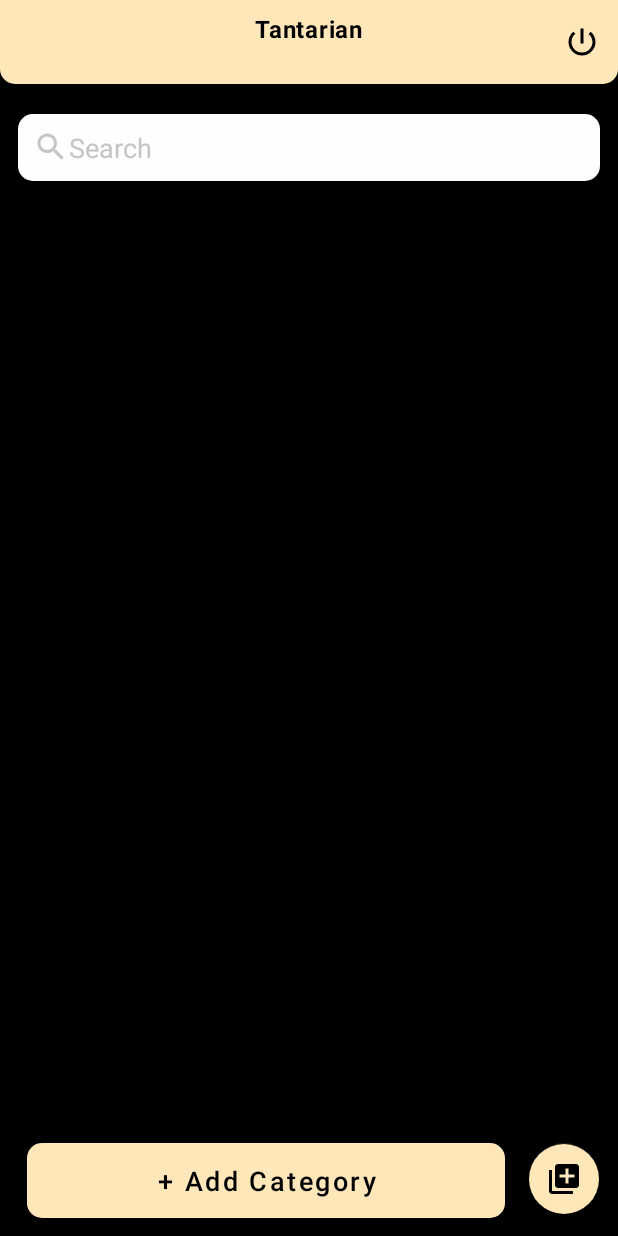
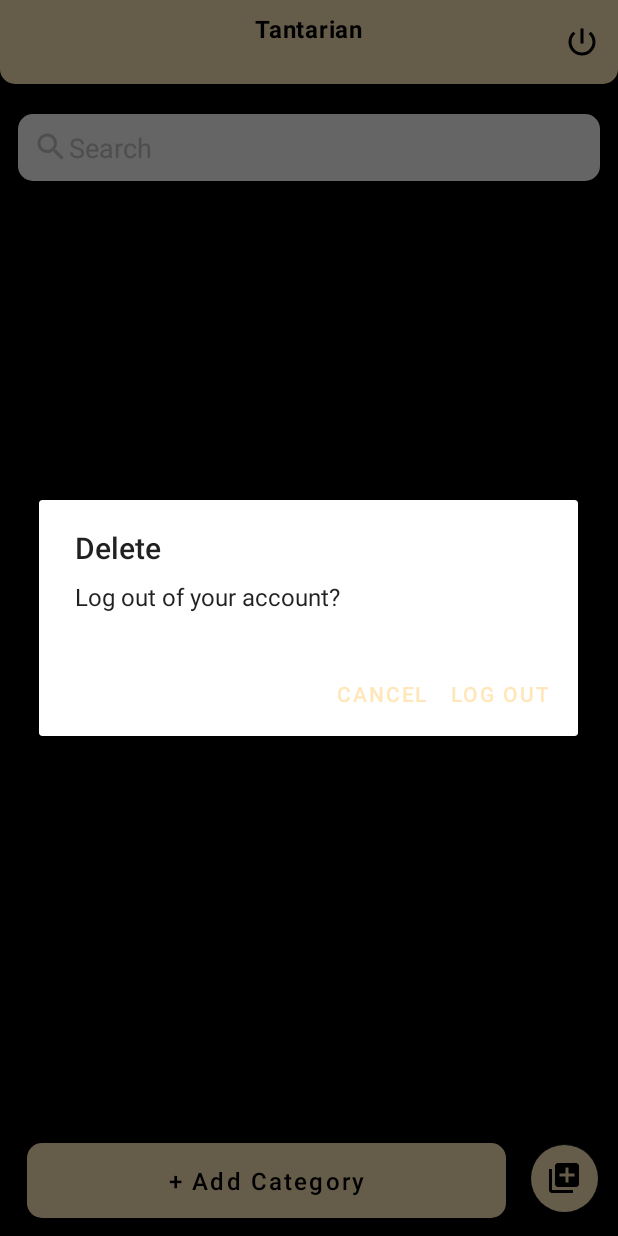
Before and after one commit to soundwanders/tantarian, an Android app: the AdminDashboardActivity screen opened directly, with no data from a screen before it, after a tap on "Tantarian", on a phone screen of 412 x 824 dp. Run offline under Robolectric (Android 15) with nearby library versions, the phone set to English and light mode, and no system bars; our stand-ins replace Firebase (no records; nobody signed in at launch, a user with empty details on screens opened directly).

Commit message:
Theme fixes, improved dialogs and user interactions

```diff
--- a/app/src/main/java/com/soundwanders/tantarian/AdapterCategory.kt
+++ b/app/src/main/java/com/soundwanders/tantarian/AdapterCategory.kt
@@ -60,6 +60,7 @@ class AdapterCategory :RecyclerView.Adapter<AdapterCategory.HolderCategory>, Fil
                 }
                 .show()
         }
+
         holder.itemView.setOnClickListener {
             val intent = Intent(context, PdfListAdminActivity::class.java)
             intent.putExtra("categoryId", id)
--- a/app/src/main/java/com/soundwanders/tantarian/AddCategoryActivity.kt
+++ b/app/src/main/java/com/soundwanders/tantarian/AddCategoryActivity.kt
@@ -1,9 +1,9 @@
 package com.soundwanders.tantarian
 
 import android.app.ProgressDialog
-import androidx.appcompat.app.AppCompatActivity
 import android.os.Bundle
 import android.widget.Toast
+import androidx.appcompat.app.AppCompatActivity
 import com.google.firebase.auth.FirebaseAuth
 import com.google.firebase.database.FirebaseDatabase
 import com.soundwanders.tantarian.databinding.ActivityAddCategoryBinding
@@ -79,7 +79,7 @@ class AddCategoryActivity : AppCompatActivity() {
                     this,
                     "Failed to add category due to ${e.message}",
                     Toast.LENGTH_SHORT
-                ).show()
+                )
             }
     }
 }
--- a/app/src/main/java/com/soundwanders/tantarian/AdminDashboardActivity.kt
+++ b/app/src/main/java/com/soundwanders/tantarian/AdminDashboardActivity.kt
@@ -1,17 +1,19 @@
 package com.soundwanders.tantarian
 
+import android.app.AlertDialog
 import android.content.Intent
-import androidx.appcompat.app.AppCompatActivity
 import android.os.Bundle
 import android.text.Editable
 import android.text.TextWatcher
+import android.widget.Toast
+import androidx.appcompat.app.AppCompatActivity
 import com.google.firebase.auth.FirebaseAuth
 import com.google.firebase.database.DataSnapshot
 import com.google.firebase.database.DatabaseError
 import com.google.firebase.database.FirebaseDatabase
 import com.google.firebase.database.ValueEventListener
 import com.soundwanders.tantarian.databinding.ActivityAdminDashboardBinding
-import java.lang.Exception
+
 
 class AdminDashboardActivity : AppCompatActivity() {
     // view binding
@@ -47,7 +49,18 @@ class AdminDashboardActivity : AppCompatActivity() {
 
         // log out on click
         binding.logoutBtn.setOnClickListener {
-            firebaseAuth.signOut()
+            val builder = AlertDialog.Builder(this)
+            builder.setTitle("Delete")
+                .setMessage("Log out of your account?")
+                .setPositiveButton("Log Out") {a, d ->
+                    firebaseAuth.signOut()
+                    Toast.makeText(this, "Logging out...", Toast.LENGTH_SHORT).show()
+                }
+                .setNegativeButton("Cancel") { a, d ->
+                    a.dismiss()
+                }
+                .show()
+
             checkUser()
         }
 
--- a/app/src/main/java/com/soundwanders/tantarian/MainActivity.kt
+++ b/app/src/main/java/com/soundwanders/tantarian/MainActivity.kt
@@ -3,19 +3,15 @@ package com.soundwanders.tantarian
 import android.content.Intent
 import android.os.Bundle
 import androidx.appcompat.app.AppCompatActivity
-import com.google.firebase.analytics.FirebaseAnalytics
 import com.soundwanders.tantarian.databinding.ActivityMainBinding
-
 
 class MainActivity : AppCompatActivity() {
     private lateinit var binding: ActivityMainBinding
-    // private val mFirebaseAnalytics: FirebaseAnalytics? = null
 
     override fun onCreate(savedInstanceState: Bundle?) {
         super.onCreate(savedInstanceState)
         binding = ActivityMainBinding.inflate(layoutInflater)
-        setContentView(binding.root)
-        // FirebaseAnalytics.getInstance(this);
+        setContentView(binding.root);
 
         // handle button clicks
         binding.loginBtn.setOnClickListener {
--- a/app/src/main/java/com/soundwanders/tantarian/PdfAddActivity.kt
+++ b/app/src/main/java/com/soundwanders/tantarian/PdfAddActivity.kt
@@ -224,7 +224,7 @@ class PdfAddActivity : AppCompatActivity() {
                 Log.d(TAG, "Pdf Selected")
                 pdfUri = result.data!!.data
                 val text = findViewById<TextView>(R.id.attachPdfBtn)
-                text.text = "Pdf Successfully Attached!"
+                text.text = "Pdf Attached Successfully"
             }
             else {
                 Log.d(TAG, "Pdf Deselected")
--- a/app/src/main/java/com/soundwanders/tantarian/PdfEditActivity.kt
+++ b/app/src/main/java/com/soundwanders/tantarian/PdfEditActivity.kt
@@ -201,7 +201,6 @@ class PdfEditActivity : AppCompatActivity() {
                     Log.d(TAG, "onDataChange: Category ID: $id")
                     Log.d(TAG, "onDataChange: Category Title: $category")
                 }
-
             }
 
             override fun onCancelled(error: DatabaseError) {
--- a/app/src/main/java/com/soundwanders/tantarian/TantarianApplication.kt
+++ b/app/src/main/java/com/soundwanders/tantarian/TantarianApplication.kt
@@ -145,7 +145,7 @@ class TantarianApplication:Application() {
             val storageReference = FirebaseStorage.getInstance().getReferenceFromUrl(bookUrl)
             storageReference.delete()
                 .addOnSuccessListener {
-                    Log.d(TAG, "deleteBook: Permanently deleting selected book!")
+                    Log.d(TAG, "deleteBook: Permanently deleting $bookTitle")
                     Log.d(TAG, "deleteBook: Deleting book from Cloud storage")
 
                     val ref = FirebaseDatabase.getInstance().getReference("Books")
@@ -157,7 +157,7 @@ class TantarianApplication:Application() {
                         .addOnSuccessListener {
                             progressDialog.dismiss()
                             Log.d(TAG, "deleteBook: Successfully deleted and removed book from database")
-                            Toast.makeText(context, "Successfully deleted...forever!", Toast.LENGTH_SHORT).show()
+                            Toast.makeText(context, "Successfully deleted $bookTitle", Toast.LENGTH_SHORT).show()
                         }
                         .addOnFailureListener { e ->
                             progressDialog.dismiss()
--- a/app/src/main/res/layout/activity_admin_dashboard.xml
+++ b/app/src/main/res/layout/activity_admin_dashboard.xml
@@ -111,7 +111,7 @@
             android:text="@string/add_category"
             android:textAllCaps="false"
             android:textColor="@color/black"
-            android:textSize="18sp" />
+            android:textSize="16sp" />
 
         <!-- Add Pdf file -->
         <com.google.android.material.floatingactionbutton.FloatingActionButton
@@ -121,7 +121,7 @@
             app:backgroundTint="@null"
             android:backgroundTint="@color/peach_500"
             android:src="@drawable/ic_add_library_white"
-            app:fabCustomSize="48dp"
+            app:fabCustomSize="46dp"
             android:contentDescription="@string/add_pdf" />
     </LinearLayout>
 </RelativeLayout>
--- a/app/src/main/res/layout/activity_main.xml
+++ b/app/src/main/res/layout/activity_main.xml
@@ -14,9 +14,9 @@
         android:layout_width="200dp"
         android:layout_height="200dp"
         android:layout_centerHorizontal="true"
-        android:layout_marginTop="80dp"
+        android:layout_marginTop="180dp"
         android:contentDescription="@string/app_name"
-        android:src="@drawable/logo"/>
+        android:src="@drawable/logo" />
 
     <TextView
         android:layout_width="wrap_content"
--- a/app/src/main/res/values/themes.xml
+++ b/app/src/main/res/values/themes.xml
@@ -5,13 +5,17 @@
         <item name="colorPrimary">@color/peach_500</item>
         <item name="colorPrimaryVariant">@color/peach_700</item>
         <item name="colorOnPrimary">@color/black</item>
-        <item name="colorAccent">@color/white</item>
+        <item name="colorAccent">@color/black</item>
         <!-- Secondary brand color. -->
         <item name="colorSecondary">@color/teal_200</item>
         <item name="colorSecondaryVariant">@color/teal_700</item>
         <item name="colorOnSecondary">@color/black</item>
         <!-- Status bar color. -->
         <item name="android:statusBarColor">?attr/colorPrimaryVariant</item>
-        <!-- Customize your theme here. -->
+
+        <item name="colorError">@color/red_500</item>
+        <item name="colorOnError">@color/black</item>
+
     </style>
+
 </resources>
```
